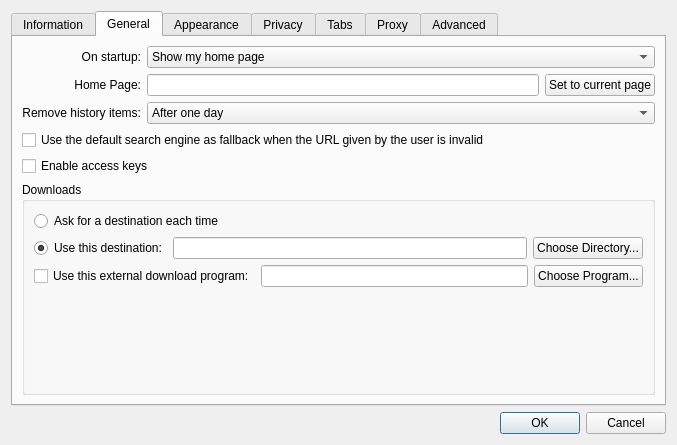
Above: src/settings.ui from EndorphinBrowser/browser before the change. Below: the same form after it.
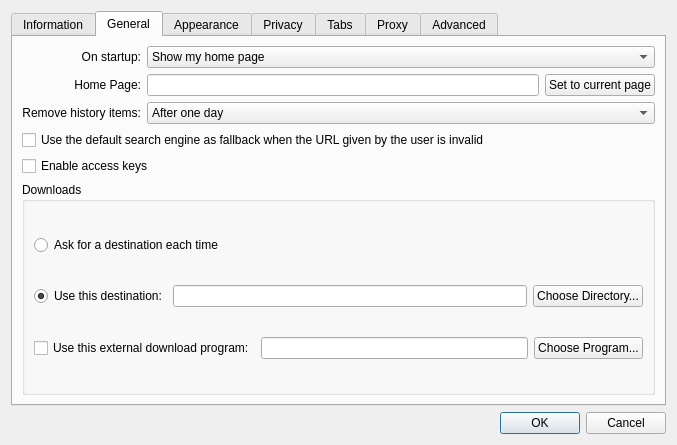
That is the form after the change. The open tabs and pages were chosen to show the change.

What changed in the file:
```diff
--- a/src/settings.ui
+++ b/src/settings.ui
@@ -180,19 +180,6 @@
             </item>
            </layout>
           </item>
-          <item>
-           <spacer>
-            <property name="orientation">
-             <enum>Qt::Vertical</enum>
-            </property>
-            <property name="sizeHint" stdset="0">
-             <size>
-              <width>608</width>
-              <height>15</height>
-             </size>
-            </property>
-           </spacer>
-          </item>
          </layout>
         </widget>
        </item>
```
Left out of the diff: 2 changed lines with no effect on the pictures.
